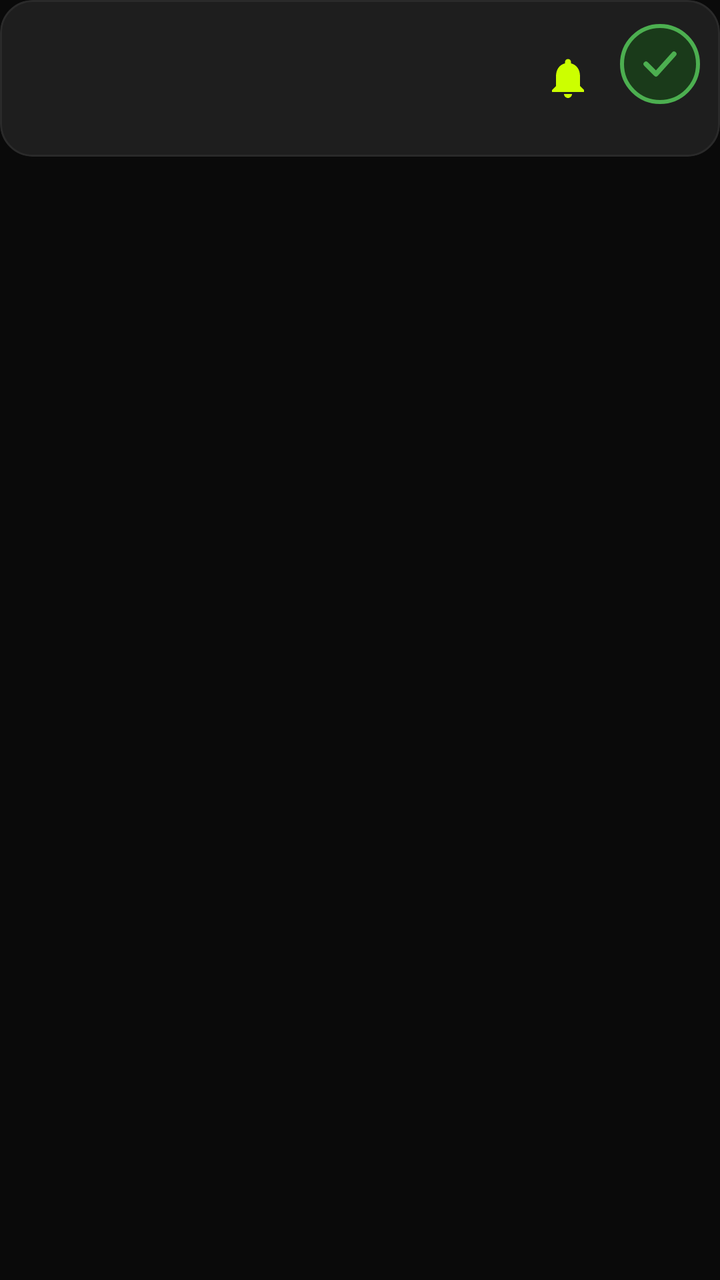
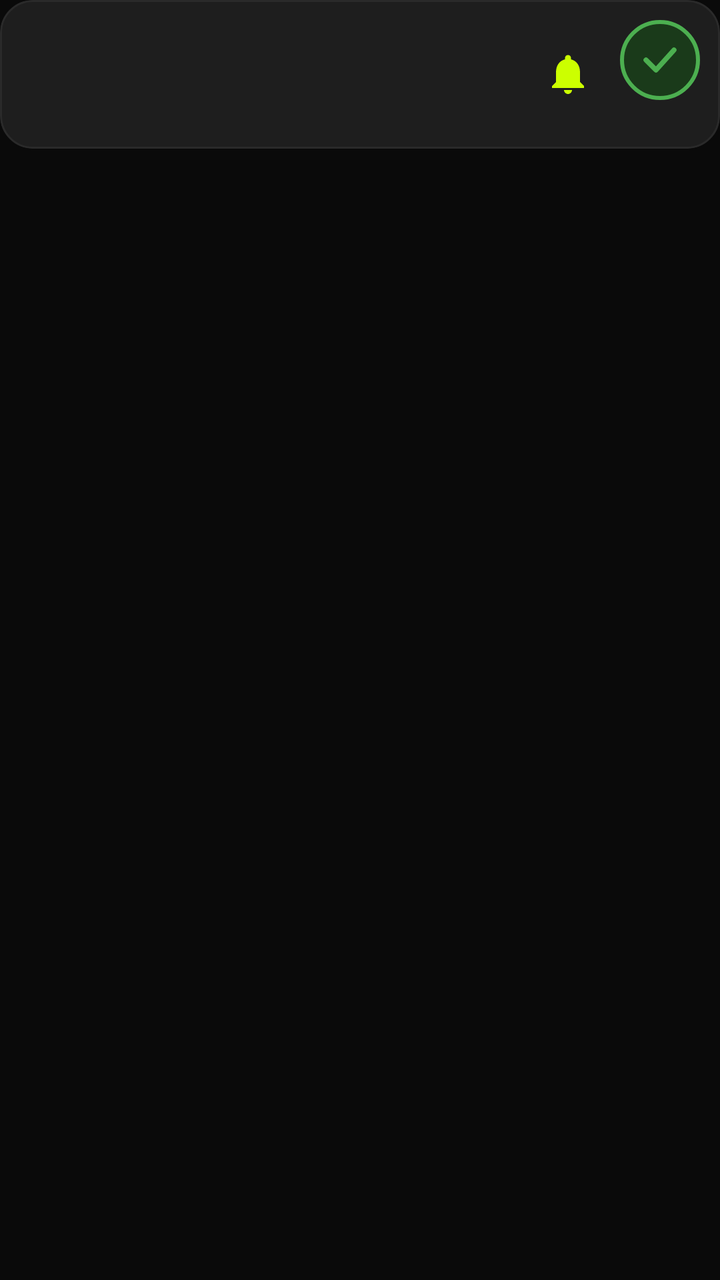

An Android layout rendered at two revisions. The XML below is the earlier revision; the diff shows what the commit changed to produce the second picture.
<!-- AndroidManifest.xml: application theme Theme.TodoPro.Dark -->
<!-- res/layout/item_todo.xml -->
<?xml version="1.0" encoding="utf-8"?>
<androidx.constraintlayout.widget.ConstraintLayout
    xmlns:android="http://schemas.android.com/apk/res/android"
    xmlns:app="http://schemas.android.com/apk/res-auto"
    android:id="@+id/todoItemRoot"
    android:layout_width="match_parent"
    android:layout_height="wrap_content"
    android:layout_marginBottom="10dp">

    
    <LinearLayout
        android:id="@+id/cardContent"
        android:layout_width="0dp"
        android:layout_height="wrap_content"
        android:orientation="horizontal"
        android:gravity="center_vertical"
        android:background="@drawable/todo_item_bg"
        android:clipToOutline="true"
        app:layout_constraintTop_toTopOf="parent"
        app:layout_constraintStart_toStartOf="parent"
        app:layout_constraintEnd_toEndOf="parent">

        
        <View
            android:id="@+id/priorityBar"
            android:layout_width="5dp"
            android:layout_height="match_parent"
            android:background="#FF4444"
            android:visibility="gone" />

        
        <LinearLayout
            android:layout_width="0dp"
            android:layout_height="wrap_content"
            android:layout_weight="1"
            android:orientation="horizontal"
            android:gravity="center_vertical"
            android:paddingStart="14dp"
            android:paddingEnd="10dp"
            android:paddingVertical="12dp">

            
            <LinearLayout
                android:layout_width="0dp"
                android:layout_height="wrap_content"
                android:layout_weight="1"
                android:orientation="vertical">

                <EditText
                    android:id="@+id/editTodoText"
                    android:layout_width="match_parent"
                    android:layout_height="wrap_content"
                    android:textColor="?attr/todoTextColor"
                    android:textSize="15sp"
                    android:fontFamily="sans-serif"
                    android:background="@null"
                    android:padding="0dp"
                    android:singleLine="false"
                    android:maxLines="3"
                    android:inputType="textMultiLine|textCapSentences" />

                <TextView
                    android:id="@+id/tvReminderTime"
                    android:layout_width="wrap_content"
                    android:layout_height="wrap_content"
                    android:textSize="11sp"
                    android:textColor="@color/neon_yellow"
                    android:fontFamily="sans-serif"
                    android:visibility="gone"
                    android:layout_marginTop="2dp" />

            </LinearLayout>

            
            <ImageButton
                android:id="@+id/btnReminder"
                android:layout_width="36dp"
                android:layout_height="36dp"
                android:background="@null"
                android:src="@drawable/ic_bell"
                android:contentDescription="Erinnerung setzen"
                android:padding="6dp"
                android:layout_marginEnd="4dp" />

            
            <LinearLayout
                android:layout_width="wrap_content"
                android:layout_height="wrap_content"
                android:orientation="vertical"
                android:gravity="center_horizontal"
                android:layout_marginStart="4dp">

                <ImageButton
                    android:id="@+id/btnComplete"
                    android:layout_width="40dp"
                    android:layout_height="40dp"
                    android:background="@drawable/btn_complete_bg"
                    android:src="@drawable/ic_check"
                    android:contentDescription="Aufgabe abschließen"
                    android:padding="8dp" />

                <TextView
                    android:id="@+id/tvCreatedDate"
                    android:layout_width="wrap_content"
                    android:layout_height="wrap_content"
                    android:textSize="9sp"
                    android:textColor="?attr/todoHintColor"
                    android:fontFamily="sans-serif"
                    android:gravity="center"
                    android:layout_marginTop="2dp" />

            </LinearLayout>

        </LinearLayout>

    </LinearLayout>

</androidx.constraintlayout.widget.ConstraintLayout>
<!-- resources referenced by this layout -->
<resources>
  <color name="neon_yellow">#CCFF00</color>
  <!-- drawable btn_complete_bg (drawable) -->
  <?xml version="1.0" encoding="utf-8"?>
  <shape xmlns:android="http://schemas.android.com/apk/res/android"
      android:shape="oval">
      <solid android:color="#1A3A1A" />
      <stroke
          android:width="2dp"
          android:color="#4CAF50" />
  </shape>
  <!-- drawable ic_bell (drawable) -->
  <?xml version="1.0" encoding="utf-8"?>
  <vector xmlns:android="http://schemas.android.com/apk/res/android"
      android:width="24dp"
      android:height="24dp"
      android:viewportWidth="24"
      android:viewportHeight="24">
      
      <path
          android:fillColor="#CCFF00"
          android:pathData="M12,22 C13.1,22 14,21.1 14,20 L10,20 C10,21.1 10.9,22 12,22 Z M18,16 L18,11 C18,7.93 16.36,5.36 13.5,4.68 L13.5,4 C13.5,3.17 12.83,2.5 12,2.5 C11.17,2.5 10.5,3.17 10.5,4 L10.5,4.68 C7.63,5.36 6,7.92 6,11 L6,16 L4,18 L4,19 L20,19 L20,18 L18,16 Z" />
  </vector>
  <!-- drawable ic_check (drawable) -->
  <?xml version="1.0" encoding="utf-8"?>
  <vector xmlns:android="http://schemas.android.com/apk/res/android"
      android:width="24dp"
      android:height="24dp"
      android:viewportWidth="24"
      android:viewportHeight="24">
      <path
          android:strokeColor="#4CAF50"
          android:strokeWidth="2.5"
          android:strokeLineCap="round"
          android:strokeLineJoin="round"
          android:pathData="M5,12l5,5L19,7" />
  </vector>
  <!-- drawable todo_item_bg (drawable) -->
  <?xml version="1.0" encoding="utf-8"?>
  <shape xmlns:android="http://schemas.android.com/apk/res/android"
      android:shape="rectangle">
      <solid android:color="?attr/todoCardColor" />
      <corners android:radius="16dp" />
      <stroke
          android:width="1dp"
          android:color="?attr/todoDividerColor" />
  </shape>
  <style name="Theme.TodoPro.Dark" parent="Theme.MaterialComponents.NoActionBar">
          <item name="colorPrimary">@color/neon_yellow</item>
          <item name="colorPrimaryVariant">@color/neon_yellow</item>
          <item name="colorOnPrimary">@color/black</item>
          <item name="android:statusBarColor">@color/dark_bg</item>
          <item name="android:navigationBarColor">@color/dark_bg</item>
          <item name="android:windowLightStatusBar">false</item>
          <item name="android:windowBackground">@color/dark_bg</item>
          
          <item name="todoBgColor">@color/dark_bg</item>
          <item name="todoSurfaceColor">@color/dark_surface</item>
          <item name="todoTextColor">@color/dark_text</item>
          <item name="todoHintColor">@color/dark_hint</item>
          <item name="todoDividerColor">@color/dark_divider</item>
          <item name="todoEmptyTitleColor">@color/neon_yellow</item>
          <item name="todoCardColor">@color/dark_card</item>
          <item name="todoInputColor">@color/dark_input</item>
      </style>
  <color name="black">#000000</color>
  <color name="dark_bg">#0A0A0A</color>
  <color name="dark_surface">#1A1A1A</color>
  <color name="dark_text">#FFFFFF</color>
  <color name="dark_hint">#666666</color>
  <color name="dark_divider">#2A2A2A</color>
  <color name="dark_card">#1E1E1E</color>
  <color name="dark_input">#1A1A1A</color>
</resources>

<!-- the commit's change to res/layout/item_todo.xml (unified diff, before → after) -->
@@ -29,85 +29,124 @@
             android:visibility="gone" />
 
         
+        <View
+            android:id="@+id/categoryBar"
+            android:layout_width="5dp"
+            android:layout_height="match_parent"
+            android:background="@color/neon_blue"
+            android:visibility="gone" />
+
+        
         <LinearLayout
             android:layout_width="0dp"
             android:layout_height="wrap_content"
             android:layout_weight="1"
-            android:orientation="horizontal"
-            android:gravity="center_vertical"
+            android:orientation="vertical"
             android:paddingStart="14dp"
             android:paddingEnd="10dp"
-            android:paddingVertical="12dp">
+            android:paddingVertical="10dp">
+
+            
+            <TextView
+                android:id="@+id/tvCategoryBadge"
+                android:layout_width="wrap_content"
+                android:layout_height="wrap_content"
+                android:textSize="10sp"
+                android:textColor="#AAAAAA"
+                android:fontFamily="sans-serif"
+                android:visibility="gone"
+                android:layout_marginBottom="4dp" />
 
             
             <LinearLayout
-                android:layout_width="0dp"
+                android:layout_width="match_parent"
                 android:layout_height="wrap_content"
-                android:layout_weight="1"
-                android:orientation="vertical">
+                android:orientation="horizontal"
+                android:gravity="center_vertical">
 
-                <EditText
-                    android:id="@+id/editTodoText"
-                    android:layout_width="match_parent"
+                
+                <LinearLayout
+                    android:layout_width="0dp"
                     android:layout_height="wrap_content"
-                    android:textColor="?attr/todoTextColor"
-                    android:textSize="15sp"
-                    android:fontFamily="sans-serif"
+                    android:layout_weight="1"
+                    android:orientation="vertical">
+
+                    <EditText
+                        android:id="@+id/editTodoText"
+                        android:layout_width="match_parent"
+                        android:layout_height="wrap_content"
+                        android:textColor="?attr/todoTextColor"
+                        android:textSize="15sp"
+                        android:fontFamily="sans-serif"
+                        android:background="@null"
+                        android:padding="0dp"
+                        android:singleLine="false"
+                        android:maxLines="3"
+                        android:inputType="textMultiLine|textCapSentences" />
+
+                    <TextView
+                        android:id="@+id/tvReminderTime"
+                        android:layout_width="wrap_content"
+                        android:layout_height="wrap_content"
+                        android:textSize="11sp"
+                        android:textColor="@color/neon_yellow"
+                        android:fontFamily="sans-serif"
+                        android:visibility="gone"
+                        android:layout_marginTop="2dp" />
+
+                    
+                    <TextView
+                        android:id="@+id/tvReminderSuggestion"
+                        android:layout_width="wrap_content"
+                        android:layout_height="wrap_content"
+                        android:textSize="11sp"
+                        android:textColor="@color/neon_green"
+                        android:fontFamily="sans-serif"
+                        android:visibility="gone"
+                        android:layout_marginTop="3dp"
+                        android:drawablePadding="4dp" />
+
+                </LinearLayout>
+
+                
+                <ImageButton
+                    android:id="@+id/btnReminder"
+                    android:layout_width="36dp"
+                    android:layout_height="36dp"
                     android:background="@null"
-                    android:padding="0dp"
-                    android:singleLine="false"
-                    android:maxLines="3"
-                    android:inputType="textMultiLine|textCapSentences" />
+                    android:src="@drawable/ic_bell"
+                    android:contentDescription="Erinnerung setzen"
+                    android:padding="6dp"
+                    android:layout_marginEnd="4dp" />
 
-                <TextView
-                    android:id="@+id/tvReminderTime"
+                
+                <LinearLayout
                     android:layout_width="wrap_content"
                     android:layout_height="wrap_content"
-                    android:textSize="11sp"
-                    android:textColor="@color/neon_yellow"
-                    android:fontFamily="sans-serif"
-                    android:visibility="gone"
-                    android:layout_marginTop="2dp" />
+                    android:orientation="vertical"
+                    android:gravity="center_horizontal"
+                    android:layout_marginStart="4dp">
 
-            </LinearLayout>
+                    <ImageButton
+                        android:id="@+id/btnComplete"
+                        android:layout_width="40dp"
+                        android:layout_height="40dp"
+                        android:background="@drawable/btn_complete_bg"
+                        android:src="@drawable/ic_check"
+                        android:contentDescription="Aufgabe abschließen"
+                        android:padding="8dp" />
 
-            
-            <ImageButton
-                android:id="@+id/btnReminder"
-                android:layout_width="36dp"
-                android:layout_height="36dp"
-                android:background="@null"
-                android:src="@drawable/ic_bell"
-                android:contentDescription="Erinnerung setzen"
-                android:padding="6dp"
-                android:layout_marginEnd="4dp" />
+                    <TextView
+                        android:id="@+id/tvCreatedDate"
+                        android:layout_width="wrap_content"
+                        android:layout_height="wrap_content"
+                        android:textSize="9sp"
+                        android:textColor="?attr/todoHintColor"
+                        android:fontFamily="sans-serif"
+                        android:gravity="center"
+                        android:layout_marginTop="2dp" />
 
-            
-            <LinearLayout
-                android:layout_width="wrap_content"
-                android:layout_height="wrap_content"
-                android:orientation="vertical"
-                android:gravity="center_horizontal"
-                android:layout_marginStart="4dp">
-
-                <ImageButton
-                    android:id="@+id/btnComplete"
-                    android:layout_width="40dp"
-                    android:layout_height="40dp"
-                    android:background="@drawable/btn_complete_bg"
-                    android:src="@drawable/ic_check"
-                    android:contentDescription="Aufgabe abschließen"
-                    android:padding="8dp" />
-
-                <TextView
-                    android:id="@+id/tvCreatedDate"
-                    android:layout_width="wrap_content"
-                    android:layout_height="wrap_content"
-                    android:textSize="9sp"
-                    android:textColor="?attr/todoHintColor"
-                    android:fontFamily="sans-serif"
-                    android:gravity="center"
-                    android:layout_marginTop="2dp" />
+                </LinearLayout>
 
             </LinearLayout>
 
<!-- resource entries referenced after the edit -->
@@ -1,5 +1,7 @@
 <!-- resources referenced by this layout -->
 <resources>
+  <color name="neon_blue">#40C4FF</color>
+  <color name="neon_green">#00FF88</color>
   <color name="neon_yellow">#CCFF00</color>
   <!-- drawable btn_complete_bg (drawable) -->
   <?xml version="1.0" encoding="utf-8"?>
